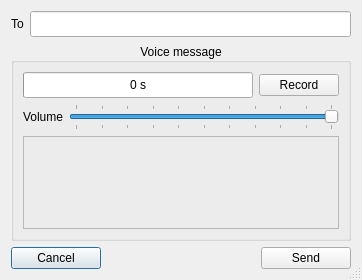
First picture: the form in src/voicechat/GuiRecordVoiceMessage.ui, repository Stkai/BeeBEEP, before the edit.
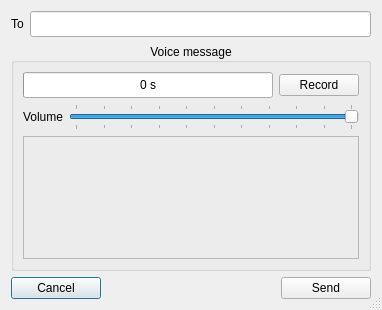
Second picture: the form after the edit. Icons and pictures are not drawn.

The edit to the form file:
```diff
--- a/src/voicechat/GuiRecordVoiceMessage.ui
+++ b/src/voicechat/GuiRecordVoiceMessage.ui
@@ -9,8 +9,8 @@
    <rect>
     <x>0</x>
     <y>0</y>
-    <width>362</width>
-    <height>280</height>
+    <width>382</width>
+    <height>310</height>
    </rect>
   </property>
   <property name="minimumSize">
```
